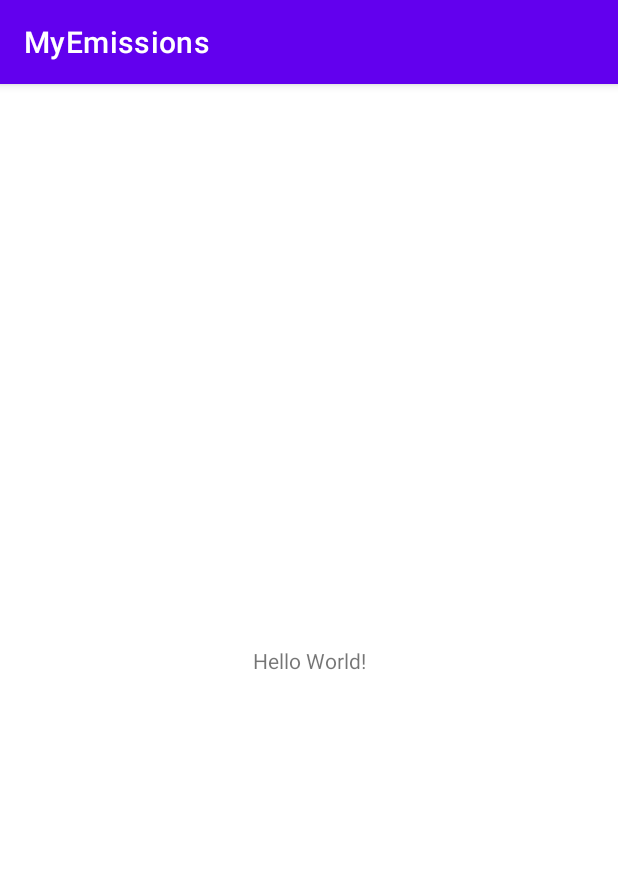
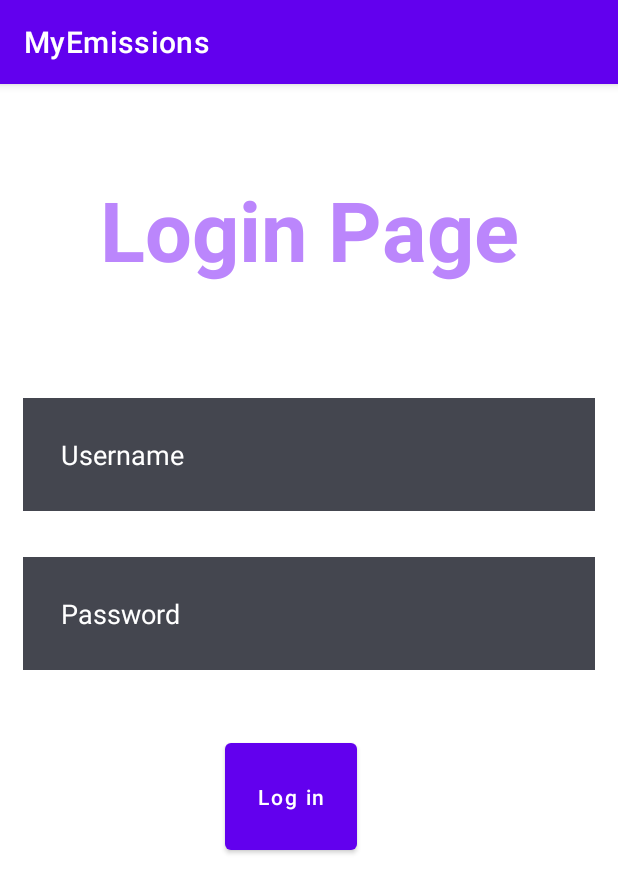
Before and after one commit to ErnestoAMujica/myEmissions, an Android app: the screen it shows after launch (MainActivity), on a phone screen of 412 x 824 dp. Shown: the top 893 px of the screen. Run offline under Robolectric (Android 15) with nearby library versions, the phone set to English and light mode, and no system bars.

Commit message:
Created basic login page by editing XML file

```diff
--- a/app/src/main/java/com/example/myemissions/MainActivity.java
+++ b/app/src/main/java/com/example/myemissions/MainActivity.java
@@ -3,6 +3,7 @@ package com.example.myemissions;
 import androidx.appcompat.app.AppCompatActivity;
 
 import android.os.Bundle;
+import android.view.View;
 
 public class MainActivity extends AppCompatActivity {
 
@@ -12,4 +13,10 @@ public class MainActivity extends AppCompatActivity {
         super.onCreate(savedInstanceState);
         setContentView(R.layout.activity_main);
     }
+
+    //called when user presses the login button in login page
+    public void transferHome(View view) {
+        // send user to the home page...
+    }
+
 }
--- a/app/src/main/res/layout/activity_main.xml
+++ b/app/src/main/res/layout/activity_main.xml
@@ -1,5 +1,5 @@
 <?xml version="1.0" encoding="utf-8"?>
-<androidx.constraintlayout.widget.ConstraintLayout xmlns:android="http://schemas.android.com/apk/res/android"
+<RelativeLayout xmlns:android="http://schemas.android.com/apk/res/android"
     xmlns:app="http://schemas.android.com/apk/res-auto"
     xmlns:tools="http://schemas.android.com/tools"
     android:layout_width="match_parent"
@@ -7,12 +7,60 @@
     tools:context=".MainActivity">
 
     <TextView
+        android:id="@+id/login"
+        android:layout_width="match_parent"
+        android:layout_height="wrap_content"
+        android:text="Login Page"
+        android:textColor="@color/purple_200"
+        android:textSize="55dp"
+        android:layout_margin="60dp"
+        android:textStyle="bold"
+        android:gravity="center"
+        />
+
+    <EditText
+        android:id="@+id/username"
+        android:layout_width="match_parent"
+        android:layout_height="wrap_content"
+        android:layout_below="@id/login"
+        android:layout_marginStart="15dp"
+        android:layout_marginTop="15dp"
+        android:layout_marginEnd="15dp"
+        android:layout_marginBottom="15dp"
+        android:background="@color/material_dynamic_neutral_variant30"
+        android:hint="Username"
+        android:padding="25dp"
+        android:textColor="@color/white"
+        android:textColorHint="@color/white" />
+
+    <EditText
+        android:id="@+id/password"
+        android:layout_below="@id/username"
+        android:layout_width="match_parent"
+        android:layout_height="wrap_content"
+        android:hint="Password"
+        android:textColor="@color/white"
+        android:textColorHint="@color/white"
+        android:layout_margin="15dp"
+        android:padding="25dp"
+        android:background="@color/material_dynamic_neutral_variant30"
+        />
+
+    <Button
+        android:id="@+id/loginButton"
         android:layout_width="wrap_content"
-        android:layout_height="wrap_content"
-        android:text="Hello World!"
-        app:layout_constraintBottom_toBottomOf="parent"
-        app:layout_constraintEnd_toEndOf="parent"
-        app:layout_constraintStart_toStartOf="parent"
-        app:layout_constraintTop_toTopOf="parent" />
+        android:layout_height="83dp"
+        android:layout_below="@id/password"
+        android:layout_marginStart="150dp"
+        android:layout_marginTop="27dp"
+        android:layout_marginEnd="12dp"
+        android:layout_marginBottom="24dp"
+        android:hint="Log in"
+        android:textColor="@color/white"
+        android:textColorHint="@color/white"
+        android:onClick="transferHome"
+        />
 
-</androidx.constraintlayout.widget.ConstraintLayout>
+
+
+</RelativeLayout>
```
